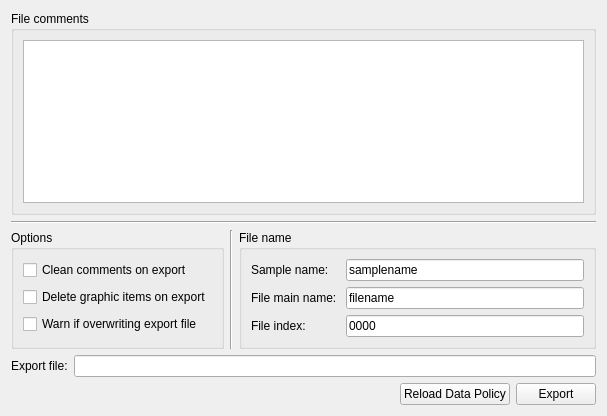
natxo14/mxcube, file gui/ui_files/export_data_layout.ui: the form before one commit.
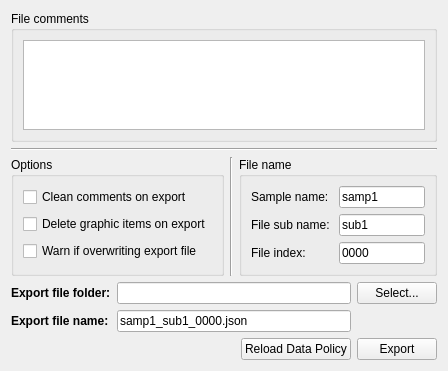
The form after the commit.

Commit message: changes is GUI according to feedback from ID13

Diff of the .ui file:
```diff
--- a/gui/ui_files/export_data_layout.ui
+++ b/gui/ui_files/export_data_layout.ui
@@ -6,8 +6,8 @@
    <rect>
     <x>0</x>
     <y>0</y>
-    <width>607</width>
-    <height>416</height>
+    <width>448</width>
+    <height>371</height>
    </rect>
   </property>
   <property name="windowTitle">
@@ -90,21 +90,21 @@
           <item row="0" column="1">
            <widget class="QLineEdit" name="sample_name_tbox">
             <property name="text">
-             <string>samplename</string>
+             <string>samp1</string>
             </property>
            </widget>
           </item>
           <item row="1" column="0">
            <widget class="QLabel" name="label_3">
             <property name="text">
-             <string>File main name: </string>
+             <string>File sub name: </string>
             </property>
            </widget>
           </item>
           <item row="1" column="1">
            <widget class="QLineEdit" name="filename_tbox">
             <property name="text">
-             <string>filename</string>
+             <string>sub1</string>
             </property>
            </widget>
           </item>
@@ -131,19 +131,49 @@
       </layout>
      </item>
      <item>
-      <layout class="QHBoxLayout" name="horizontalLayout_2">
-       <item>
+      <layout class="QGridLayout" name="gridLayout">
+       <item row="0" column="0">
         <widget class="QLabel" name="label">
          <property name="frameShape">
           <enum>QFrame::NoFrame</enum>
          </property>
          <property name="text">
-          <string>&lt;html&gt;&lt;head/&gt;&lt;body&gt;&lt;p&gt;&lt;span style=&quot; font-weight:600;&quot;&gt;Export file:&lt;/span&gt;&lt;/p&gt;&lt;/body&gt;&lt;/html&gt;</string>
+          <string>&lt;html&gt;&lt;head/&gt;&lt;body&gt;&lt;p&gt;&lt;span style=&quot; font-weight:600;&quot;&gt;Export file folder:&lt;/span&gt;&lt;/p&gt;&lt;/body&gt;&lt;/html&gt;</string>
          </property>
         </widget>
        </item>
-       <item>
-        <widget class="QLineEdit" name="export_full_path_tbox">
+       <item row="0" column="1">
+        <widget class="QLineEdit" name="export_folder_path_tbox">
+         <property name="text">
+          <string/>
+         </property>
+         <property name="readOnly">
+          <bool>false</bool>
+         </property>
+        </widget>
+       </item>
+       <item row="0" column="2">
+        <widget class="QPushButton" name="select_file_path_button">
+         <property name="text">
+          <string>Select...</string>
+         </property>
+        </widget>
+       </item>
+       <item row="1" column="0">
+        <widget class="QLabel" name="label_5">
+         <property name="frameShape">
+          <enum>QFrame::NoFrame</enum>
+         </property>
+         <property name="text">
+          <string>&lt;html&gt;&lt;head/&gt;&lt;body&gt;&lt;p&gt;&lt;span style=&quot; font-weight:600;&quot;&gt;Export file name:&lt;/span&gt;&lt;/p&gt;&lt;/body&gt;&lt;/html&gt;</string>
+         </property>
+        </widget>
+       </item>
+       <item row="1" column="1">
+        <widget class="QLineEdit" name="export_filename_tbox">
+         <property name="text">
+          <string>samp1_sub1_0000.json</string>
+         </property>
          <property name="readOnly">
           <bool>true</bool>
          </property>
```
The commit also changes 1 other file.
